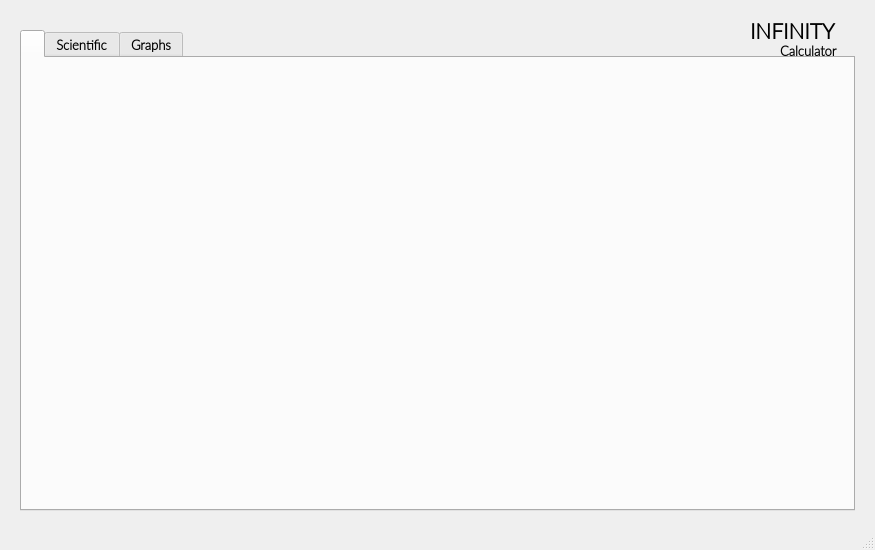
First picture: the form in mainscreen.ui, repository rddealwis/Formular_Calculator_and_Integrator, before the edit.
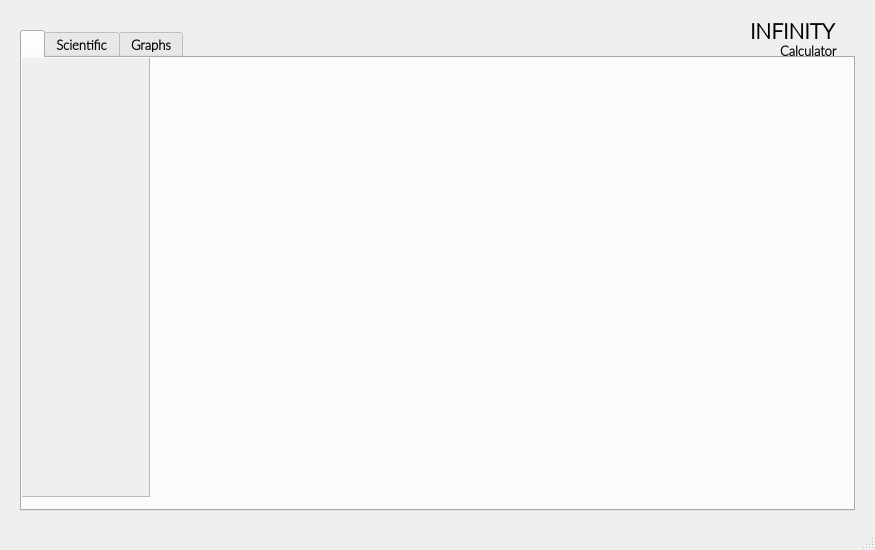
Second picture: the form after the edit. The open tabs and pages were chosen to show the change. Icons and pictures are not drawn.

What changed in the file:
```diff
--- a/mainscreen.ui
+++ b/mainscreen.ui
@@ -66,6 +66,25 @@
      <attribute name="title">
       <string/>
      </attribute>
+     <widget class="QFrame" name="frame">
+      <property name="geometry">
+       <rect>
+        <x>-2</x>
+        <y>-1</y>
+        <width>130</width>
+        <height>440</height>
+       </rect>
+      </property>
+      <property name="autoFillBackground">
+       <bool>true</bool>
+      </property>
+      <property name="frameShape">
+       <enum>QFrame::StyledPanel</enum>
+      </property>
+      <property name="frameShadow">
+       <enum>QFrame::Raised</enum>
+      </property>
+     </widget>
     </widget>
     <widget class="QWidget" name="tab_ScientificMenu">
      <attribute name="title">
```
Left out of the diff: 2 changed lines with no effect on the pictures.
